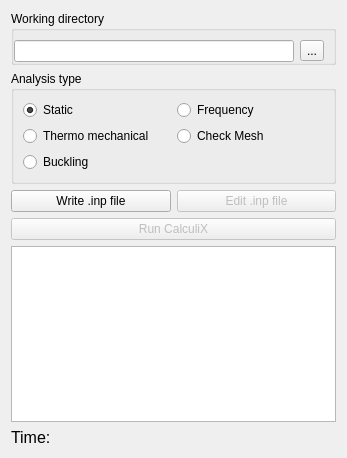
The window that src/Mod/Fem/Gui/Resources/ui/SolverCcxTools.ui (southseact-3d/fcd) describes before a commit, drawn with Qt 5.
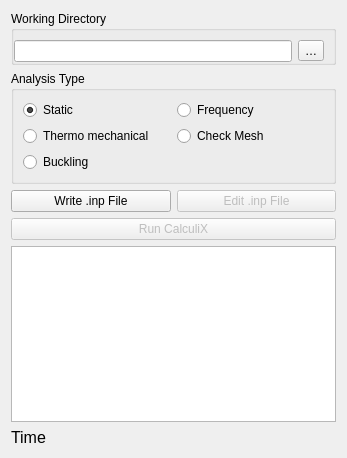
The same window after the commit. Custom widgets are drawn as their Qt base class.

Diff of the .ui file:
```diff
--- a/src/Mod/Fem/Gui/Resources/ui/SolverCcxTools.ui
+++ b/src/Mod/Fem/Gui/Resources/ui/SolverCcxTools.ui
@@ -17,7 +17,7 @@
    <item>
     <widget class="QGroupBox" name="gb_working_dir">
      <property name="title">
-      <string>Working directory</string>
+      <string>Working Directory</string>
      </property>
      <layout class="QHBoxLayout" name="horizontalLayout_4">
       <property name="leftMargin">
@@ -42,7 +42,7 @@
          <bool>true</bool>
         </property>
         <property name="text">
-         <string notr="true">...</string>
+         <string notr="true">…</string>
         </property>
        </widget>
       </item>
@@ -52,7 +52,7 @@
    <item>
     <widget class="QGroupBox" name="gb_analysis_type">
      <property name="title">
-      <string>Analysis type</string>
+      <string>Analysis Type</string>
      </property>
      <layout class="QGridLayout" name="gridLayout">
       <property name="leftMargin">
@@ -107,7 +107,7 @@
      <item row="0" column="0">
       <widget class="QPushButton" name="pb_write_inp">
        <property name="text">
-        <string>Write .inp file</string>
+        <string>Write .inp File</string>
        </property>
       </widget>
      </item>
@@ -117,7 +117,7 @@
         <bool>false</bool>
        </property>
        <property name="text">
-        <string>Edit .inp file</string>
+        <string>Edit .inp File</string>
        </property>
       </widget>
      </item>
@@ -148,7 +148,7 @@
       </font>
      </property>
      <property name="text">
-      <string>Time:</string>
+      <string>Time</string>
      </property>
     </widget>
    </item>
```
Left out of the diff: 2 changed lines with no effect on the pictures.
